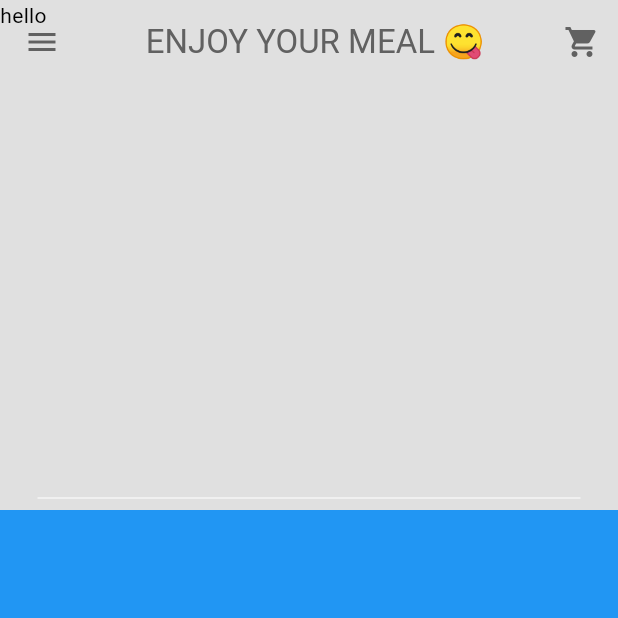
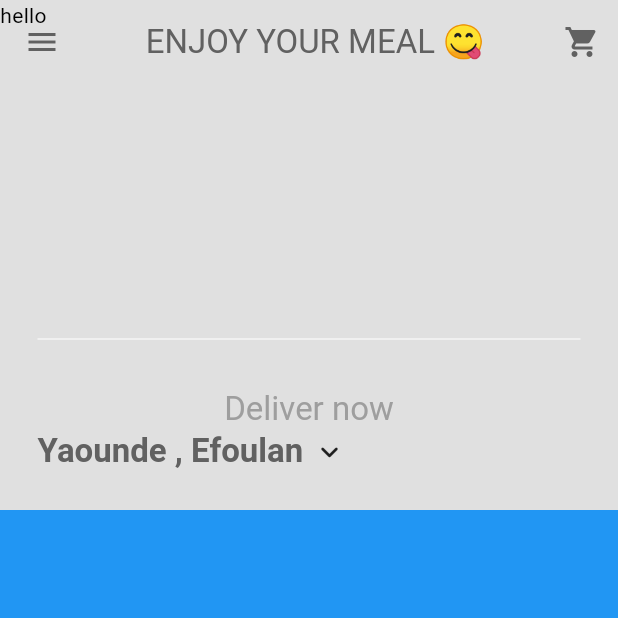
Before and after one commit to david123mbah/KmerChoop---food-dilivery-App, a Flutter app: the Homepage screen opened directly, on a phone screen of 412 x 824 dp, the top half of it. Run offline on Flutter 3.47's test engine with Material 3 defaults, Android fonts, the phone set to English and light mode, and no system bars.

Commit message:
myabbbar almost done now creating my

```diff
--- a/lib/components/my_location.dart
+++ b/lib/components/my_location.dart
@@ -0,0 +1,66 @@
+import 'package:flutter/material.dart';
+import 'package:flutter/widgets.dart';
+
+class Mylocation extends StatelessWidget {
+  const Mylocation({super.key});
+
+
+  void openLocationSearchBox(BuildContext context) {
+    showDialog(
+
+      context: context,
+     builder: (context) => AlertDialog(
+      title: Text("Your location"),
+      content: TextField(
+        decoration: InputDecoration(
+          hintText: " Search address...",
+
+        ),
+      ),
+      actions: [
+        // cancel location
+        MaterialButton(
+          onPressed: () => Navigator.pop(context),
+          child: Text("Cancel"),
+        ),
+
+         MaterialButton(
+          onPressed: () => Navigator.pop(context),
+          child: Text("Save"),
+         ),
+
+      ],
+     )
+    );
+  }
+
+  @override
+  Widget build(BuildContext context) {
+    return Padding(
+      padding: const EdgeInsets.all(25.0),
+      child: Column(
+        mainAxisAlignment: MainAxisAlignment.start,
+        children: [
+          Text(
+            "Deliver now",
+            style: TextStyle(color: Theme.of(context).colorScheme.primary),
+          ),
+          GestureDetector(
+            onTap: () => openLocationSearchBox(context),
+            child: Row(
+              children: [
+                //location
+                Text("Yaounde , Efoulan ",
+                    style: TextStyle(
+                        color: Theme.of(context).colorScheme.inversePrimary , fontWeight: FontWeight.bold)),
+
+                // drop down menu
+                Icon(Icons.keyboard_arrow_down_rounded),
+              ],
+            ),
+          ),
+        ],
+      ),
+    );
+  }
+}
--- a/lib/pages/homepage.dart
+++ b/lib/pages/homepage.dart
@@ -1,5 +1,6 @@
 import 'package:flutter/material.dart';
 import 'package:musicapp/components/my_appbar.dart';
+import 'package:musicapp/components/my_location.dart';
 import 'package:musicapp/widgets/my_drawer.dart';
 
 
@@ -25,7 +26,7 @@ class _HomepageState extends State<Homepage> {
                 Divider( indent: 25, endIndent: 25, color: Theme.of(context).colorScheme.secondary,),
 
                 // my location
-
+                 Mylocation()
 
 
 
```
Also changed, not shown: 1 other file.
